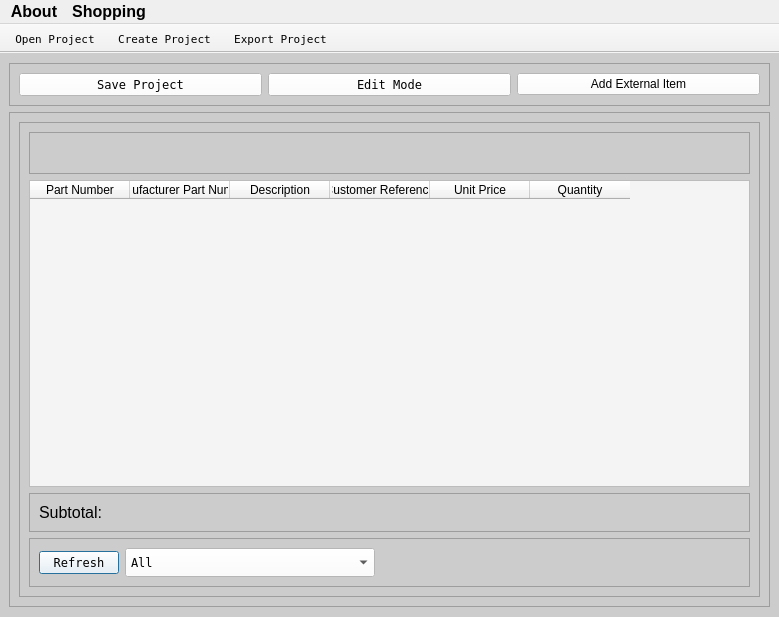
The window that Program_Files/UI_Files/project_window.ui (Thomas1B/Electronics-Inventory-Program) describes before a commit, drawn with Qt 5.
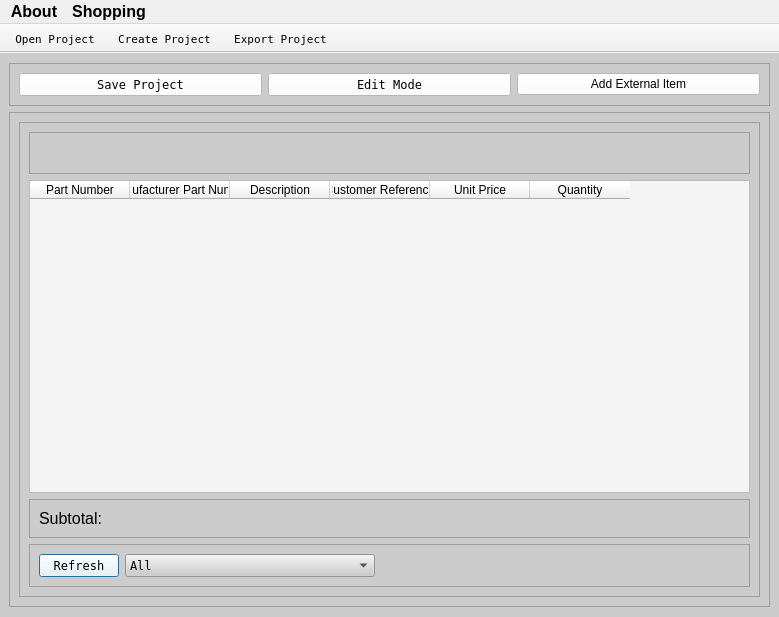
The same window after the commit. Icons and pictures are not drawn.

```diff
--- a/Program_Files/UI_Files/project_window.ui
+++ b/Program_Files/UI_Files/project_window.ui
@@ -383,15 +383,7 @@
                 <cursorShape>PointingHandCursor</cursorShape>
                </property>
                <property name="styleSheet">
-                <string notr="true">QComboBox {
-	background-color: white;
-	padding: 5px;
-}
-
-QAbstractItemView {
-	background-color: white;
-}
-</string>
+                <string notr="true"/>
                </property>
                <item>
                 <property name="text">
```
